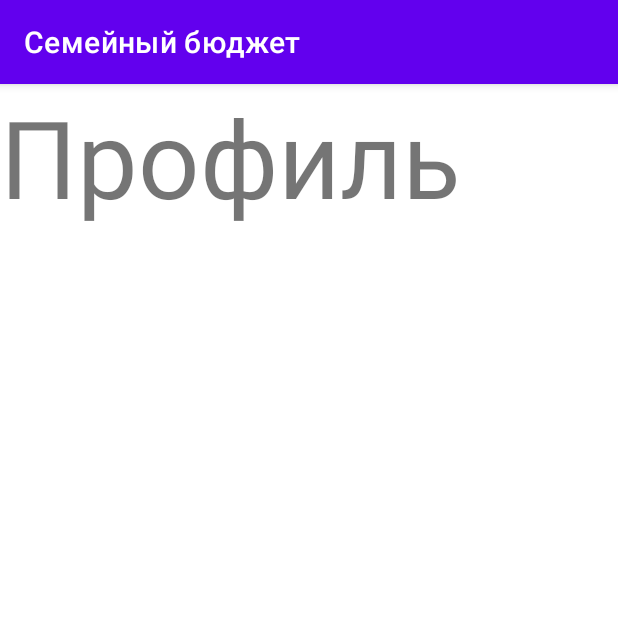
After one commit to askdh-b/BudgetOfFamily, an Android app: the fragment ProfileFragment shown on its own in the app's theme, on a phone screen of 412 x 824 dp, the top half of it. The commit adds this screen. Run offline under Robolectric (Android 15) with nearby library versions, the phone set to English and light mode, and no system bars.

```diff
--- /dev/null
+++ b/app/src/main/java/rustam/urazov/budgetoffamily/screen/profile/ProfileFragment.kt
@@ -0,0 +1,12 @@
+package rustam.urazov.budgetoffamily.screen.profile
+
+import android.os.Bundle
+import android.view.View
+import androidx.fragment.app.Fragment
+import rustam.urazov.budgetoffamily.R
+
+class ProfileFragment : Fragment(R.layout.fragment_profile) {
+    override fun onViewCreated(view: View, savedInstanceState: Bundle?) {
+        super.onViewCreated(view, savedInstanceState)
+    }
+}
--- a/app/src/main/java/rustam/urazov/budgetoffamily/screen/signin/SignInScreen.kt
+++ b/app/src/main/java/rustam/urazov/budgetoffamily/screen/signin/SignInScreen.kt
@@ -28,7 +28,7 @@ class SignInScreen : Fragment(R.layout.fragment_sign_in) {
 
         viewModel.token.observe(requireActivity()) {
             findNavController().navigate(
-                R.id.action_signInScreen_to_mainActivity,
+                R.id.action_signInScreen_to_mainFragment,
                 null,
                 navOptions {
                     anim {
@@ -38,7 +38,7 @@ class SignInScreen : Fragment(R.layout.fragment_sign_in) {
                         exit = androidx.navigation.ui.R.anim.nav_default_exit_anim
                     }
                     launchSingleTop = true
-                    popUpTo(R.id.nav_graph) {
+                    popUpTo(R.id.nav_graph_main) {
                         inclusive = true
                     }
                 }
@@ -65,7 +65,7 @@ class SignInScreen : Fragment(R.layout.fragment_sign_in) {
                         exit = androidx.navigation.ui.R.anim.nav_default_exit_anim
                     }
                     launchSingleTop = true
-                    popUpTo(R.id.nav_graph) {
+                    popUpTo(R.id.nav_graph_main) {
                         inclusive = true
                     }
                 }
--- a/app/src/main/java/rustam/urazov/budgetoffamily/screen/signup/SignUpScreen.kt
+++ b/app/src/main/java/rustam/urazov/budgetoffamily/screen/signup/SignUpScreen.kt
@@ -33,7 +33,7 @@ class SignUpFragment : Fragment(R.layout.fragment_sign_up) {
 
         viewModel.token.observe(requireActivity()) {
             findNavController().navigate(
-                R.id.action_signUpFragment_to_mainActivity,
+                R.id.action_signUpFragment_to_mainFragment,
                 null,
                 navOptions {
                     anim {
@@ -43,7 +43,7 @@ class SignUpFragment : Fragment(R.layout.fragment_sign_up) {
                         exit = androidx.navigation.ui.R.anim.nav_default_exit_anim
                     }
                     launchSingleTop = true
-                    popUpTo(R.id.nav_graph) {
+                    popUpTo(R.id.nav_graph_main) {
                         inclusive = true
                     }
                 })
@@ -61,7 +61,7 @@ class SignUpFragment : Fragment(R.layout.fragment_sign_up) {
                         exit = androidx.navigation.ui.R.anim.nav_default_exit_anim
                     }
                     launchSingleTop = true
-                    popUpTo(R.id.nav_graph) {
+                    popUpTo(R.id.nav_graph_main) {
                         inclusive = true
                     }
                 }
--- /dev/null
+++ b/app/src/main/res/layout/fragment_profile.xml
@@ -0,0 +1,19 @@
+<?xml version="1.0" encoding="utf-8"?>
+<FrameLayout xmlns:android="http://schemas.android.com/apk/res/android"
+    xmlns:app="http://schemas.android.com/apk/res-auto"
+    android:layout_width="match_parent"
+    android:layout_height="match_parent">
+
+    <androidx.constraintlayout.widget.ConstraintLayout
+        android:layout_width="match_parent"
+        android:layout_height="match_parent">
+
+        <androidx.appcompat.widget.AppCompatTextView
+            android:layout_width="wrap_content"
+            android:layout_height="wrap_content"
+            android:text="@string/title_profile"
+            android:textSize="72sp"
+            app:layout_constraintStart_toStartOf="parent"
+            app:layout_constraintTop_toTopOf="parent" />
+    </androidx.constraintlayout.widget.ConstraintLayout>
+</FrameLayout>
```
Also changed, not shown: app/src/main/java/rustam/urazov/budgetoffamily/screen/goals/GoalsFragment.kt (added, +12 -0 lines), app/src/main/java/rustam/urazov/budgetoffamily/screen/main/MainFragment.kt (+7 -0 lines), app/src/main/java/rustam/urazov/budgetoffamily/screen/search/SearchFragment.kt (added, +12 -0 lines), app/src/main/java/rustam/urazov/budgetoffamily/screen/transactions/TransactionsFragment.kt (added, +12 -0 lines), app/src/main/res/layout/fragment_goals.xml (added, +19 -0 lines), app/src/main/res/layout/fragment_main.xml (+18 -10 lines), app/src/main/res/layout/fragment_search.xml (added, +19 -0 lines), app/src/main/res/layout/fragment_transactions.xml (added, +19 -0 lines), app/src/main/res/navigation/nav_graph_content.xml (+23 -1 lines), app/src/main/res/navigation/nav_graph_main.xml (+10 -10 lines).
